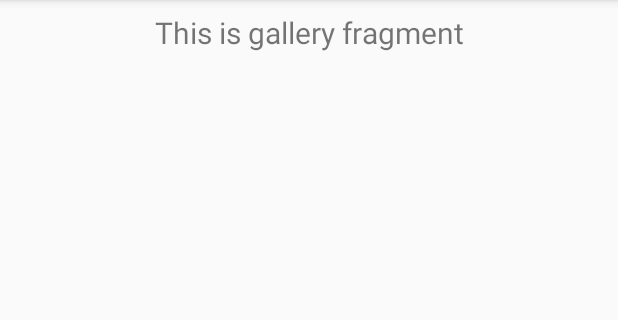
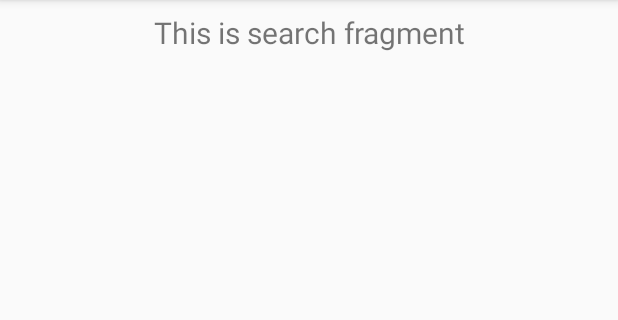
Before and after one commit to noobymage9/Mesh-Android, an Android app: the fragment SearchFragment shown on its own in the app's theme, on a phone screen of 412 x 824 dp, the part 84-404 px from its top. Run offline under Robolectric (Android 15) with nearby library versions, the phone set to English and light mode, and no system bars.

Commit message:
Changed gallery to search

```diff
--- a/app/src/main/java/com/example/mesh/MainActivity.java
+++ b/app/src/main/java/com/example/mesh/MainActivity.java
@@ -41,7 +41,7 @@ public class MainActivity extends AppCompatActivity {
         // Passing each menu ID as a set of Ids because each
         // menu should be considered as top level destinations.
         mAppBarConfiguration = new AppBarConfiguration.Builder(
-                R.id.nav_home, R.id.nav_gallery, R.id.nav_slideshow,
+                R.id.nav_home, R.id.nav_search, R.id.nav_slideshow,
                 R.id.nav_tools, R.id.nav_share, R.id.nav_send)
                 .setDrawerLayout(drawer)
                 .build();
--- a/app/src/main/java/com/example/mesh/ui/gallery/GalleryFragment.java
+++ b/app/src/main/java/com/example/mesh/ui/search/SearchFragment.java
@@ -1,4 +1,4 @@
-package com.example.mesh.ui.gallery;
+package com.example.mesh.ui.search;
 
 import android.os.Bundle;
 import android.view.LayoutInflater;
@@ -14,17 +14,17 @@ import androidx.lifecycle.ViewModelProviders;
 
 import com.example.mesh.R;
 
-public class GalleryFragment extends Fragment {
+public class SearchFragment extends Fragment {
 
-    private GalleryViewModel galleryViewModel;
+    private SearchViewModel searchViewModel;
 
     public View onCreateView(@NonNull LayoutInflater inflater,
                              ViewGroup container, Bundle savedInstanceState) {
-        galleryViewModel =
-                ViewModelProviders.of(this).get(GalleryViewModel.class);
-        View root = inflater.inflate(R.layout.fragment_gallery, container, false);
-        final TextView textView = root.findViewById(R.id.text_gallery);
-        galleryViewModel.getText().observe(this, new Observer<String>() {
+        searchViewModel =
+                ViewModelProviders.of(this).get(SearchViewModel.class);
+        View root = inflater.inflate(R.layout.fragment_search, container, false);
+        final TextView textView = root.findViewById(R.id.text_search);
+        searchViewModel.getText().observe(this, new Observer<String>() {
             @Override
             public void onChanged(@Nullable String s) {
                 textView.setText(s);
--- a/app/src/main/java/com/example/mesh/ui/gallery/GalleryViewModel.java
+++ b/app/src/main/java/com/example/mesh/ui/search/SearchViewModel.java
@@ -1,16 +1,16 @@
-package com.example.mesh.ui.gallery;
+package com.example.mesh.ui.search;
 
 import androidx.lifecycle.LiveData;
 import androidx.lifecycle.MutableLiveData;
 import androidx.lifecycle.ViewModel;
 
-public class GalleryViewModel extends ViewModel {
+public class SearchViewModel extends ViewModel {
 
     private MutableLiveData<String> mText;
 
-    public GalleryViewModel() {
+    public SearchViewModel() {
         mText = new MutableLiveData<>();
-        mText.setValue("This is gallery fragment");
+        mText.setValue("This is search fragment");
     }
 
     public LiveData<String> getText() {
--- a/app/src/main/res/layout/fragment_gallery.xml
+++ b/app/src/main/res/layout/fragment_search.xml
@@ -5,7 +5,7 @@
     android:layout_height="match_parent">
 
     <TextView
-        android:id="@+id/text_gallery"
+        android:id="@+id/text_search"
         android:layout_width="match_parent"
         android:layout_height="wrap_content"
         android:layout_marginStart="8dp"
--- a/app/src/main/res/menu/activity_main_drawer.xml
+++ b/app/src/main/res/menu/activity_main_drawer.xml
@@ -9,9 +9,9 @@
             android:icon="@drawable/ic_menu_camera"
             android:title="@string/menu_home" />
         <item
-            android:id="@+id/nav_gallery"
+            android:id="@+id/nav_search"
             android:icon="@drawable/ic_menu_gallery"
-            android:title="@string/menu_gallery" />
+            android:title="@string/menu_search" />
         <item
             android:id="@+id/nav_slideshow"
             android:icon="@drawable/ic_menu_slideshow"
--- a/app/src/main/res/navigation/mobile_navigation.xml
+++ b/app/src/main/res/navigation/mobile_navigation.xml
@@ -12,10 +12,10 @@
         tools:layout="@layout/fragment_home" />
 
     <fragment
-        android:id="@+id/nav_gallery"
-        android:name="com.example.mesh.ui.gallery.GalleryFragment"
-        android:label="@string/menu_gallery"
-        tools:layout="@layout/fragment_gallery" />
+        android:id="@+id/nav_search"
+        android:name="com.example.mesh.ui.search.SearchFragment"
+        android:label="@string/menu_search"
+        tools:layout="@layout/fragment_search" />
 
     <fragment
         android:id="@+id/nav_slideshow"
--- a/app/src/main/res/values/strings.xml
+++ b/app/src/main/res/values/strings.xml
@@ -8,7 +8,7 @@
     <string name="action_settings">Settings</string>
 
     <string name="menu_home">Home</string>
-    <string name="menu_gallery">Gallery</string>
+    <string name="menu_search">Search</string>
     <string name="menu_slideshow">Slideshow</string>
     <string name="menu_tools">Tools</string>
     <string name="menu_share">Share</string>
```
